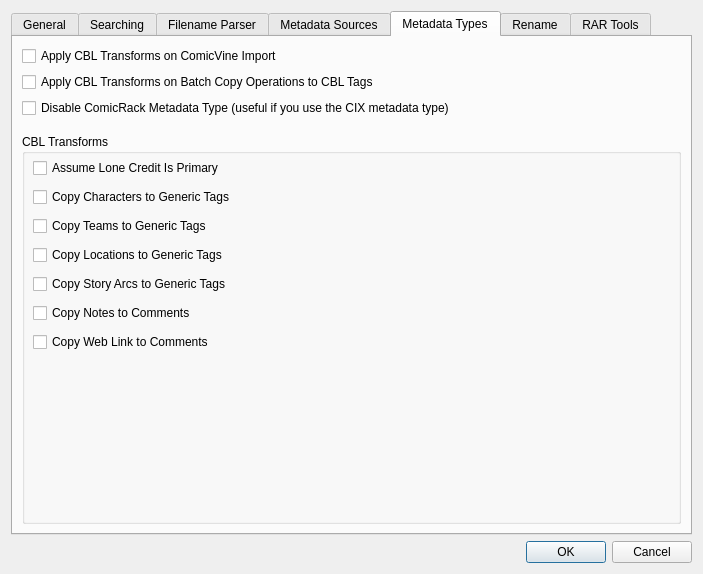
This is comictaggerlib/ui/settingswindow.ui in comictagger/comictagger as Qt 5 draws it before an edit. The edited form follows.
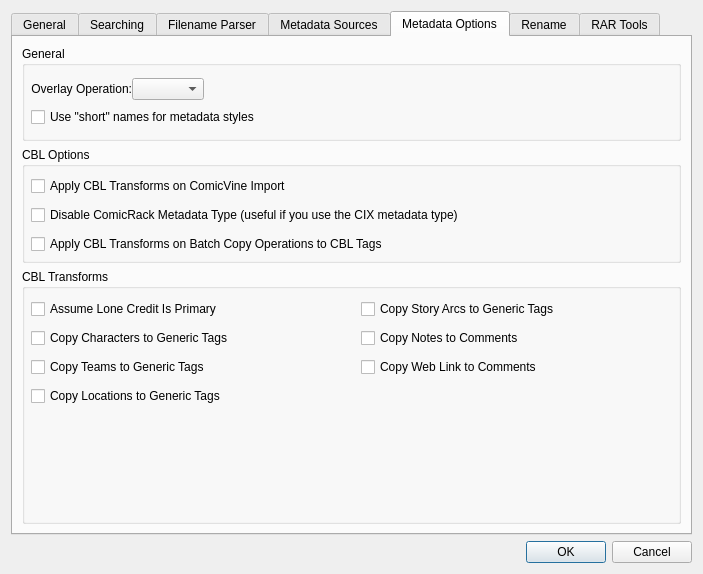
This is the edited form. The open tabs and pages were chosen to show the change.

```diff
--- a/comictaggerlib/ui/settingswindow.ui
+++ b/comictaggerlib/ui/settingswindow.ui
@@ -28,7 +28,7 @@
         </sizepolicy>
        </property>
        <property name="currentIndex">
-        <number>0</number>
+        <number>4</number>
        </property>
        <widget class="QWidget" name="tGeneral">
         <attribute name="title">
@@ -48,43 +48,7 @@
               </property>
              </widget>
             </item>
-            <item row="1" column="0">
-             <widget class="QCheckBox" name="cbxShortMetadataNames">
-              <property name="toolTip">
-               <string>Use the short name for the metadata styles (CBI, CR, etc.)</string>
-              </property>
-              <property name="text">
-               <string>Use &quot;short&quot; names for metadata styles</string>
-              </property>
-             </widget>
-            </item>
-            <item row="3" column="0">
-             <widget class="QPushButton" name="btnResetSettings">
-              <property name="sizePolicy">
-               <sizepolicy hsizetype="Maximum" vsizetype="Fixed">
-                <horstretch>0</horstretch>
-                <verstretch>0</verstretch>
-               </sizepolicy>
-              </property>
-              <property name="text">
-               <string>Default Settings</string>
-              </property>
-             </widget>
-            </item>
-            <item row="4" column="0">
-             <widget class="QPushButton" name="btnClearCache">
-              <property name="sizePolicy">
-               <sizepolicy hsizetype="Maximum" vsizetype="Fixed">
-                <horstretch>0</horstretch>
-                <verstretch>0</verstretch>
-               </sizepolicy>
-              </property>
-              <property name="text">
-               <string>Clear Cache</string>
-              </property>
-             </widget>
-            </item>
-            <item row="3" column="1">
+            <item row="2" column="1">
              <widget class="QLabel" name="lblDefaultSettings">
               <property name="sizePolicy">
                <sizepolicy hsizetype="Expanding" vsizetype="Expanding">
@@ -103,7 +67,7 @@
               </property>
              </widget>
             </item>
-            <item row="4" column="1">
+            <item row="3" column="1">
              <widget class="QLabel" name="label_2">
               <property name="sizePolicy">
                <sizepolicy hsizetype="Expanding" vsizetype="Expanding">
@@ -122,13 +86,39 @@
               </property>
              </widget>
             </item>
-            <item row="2" column="0">
+            <item row="1" column="0">
              <widget class="QCheckBox" name="cbxPromptOnSave">
               <property name="text">
                <string>Prompts the user to confirm saving tags</string>
               </property>
              </widget>
             </item>
+            <item row="2" column="0">
+             <widget class="QPushButton" name="btnResetSettings">
+              <property name="sizePolicy">
+               <sizepolicy hsizetype="Maximum" vsizetype="Fixed">
+                <horstretch>0</horstretch>
+                <verstretch>0</verstretch>
+               </sizepolicy>
+              </property>
+              <property name="text">
+               <string>Default Settings</string>
+              </property>
+             </widget>
+            </item>
+            <item row="3" column="0">
+             <widget class="QPushButton" name="btnClearCache">
+              <property name="sizePolicy">
+               <sizepolicy hsizetype="Maximum" vsizetype="Fixed">
+                <horstretch>0</horstretch>
+                <verstretch>0</verstretch>
+               </sizepolicy>
+              </property>
+              <property name="text">
+               <string>Clear Cache</string>
+              </property>
+             </widget>
+            </item>
            </layout>
           </widget>
          </item>
@@ -429,17 +419,10 @@
        </widget>
        <widget class="QWidget" name="tMDType">
         <attribute name="title">
-         <string>Metadata Types</string>
+         <string>Metadata Options</string>
         </attribute>
         <layout class="QGridLayout" name="gridLayout_6">
-         <item row="1" column="0">
-          <widget class="QCheckBox" name="cbxApplyCBLTransformOnBatchOperation">
-           <property name="text">
-            <string>Apply CBL Transforms on Batch Copy Operations to CBL Tags</string>
-           </property>
-          </widget>
-         </item>
-         <item row="4" column="0">
+         <item row="5" column="0">
           <widget class="QGroupBox" name="groupBox">
            <property name="sizePolicy">
             <sizepolicy hsizetype="Preferred" vsizetype="MinimumExpanding">
@@ -453,20 +436,22 @@
            <widget class="QWidget" name="layoutWidget">
             <property name="geometry">
              <rect>
-              <x>11</x>
+              <x>7</x>
               <y>21</y>
-              <width>251</width>
-              <height>206</height>
+              <width>655</width>
+              <height>121</height>
              </rect>
             </property>
             <layout class="QGridLayout" name="gridLayout_7">
-             <item row="3" column="0">
-              <widget class="QCheckBox" name="cbxCopyLocationsToTags">
-               <property name="text">
-                <string>Copy Locations to Generic Tags</string>
-               </property>
-              </widget>
-             </item>
+             <property name="leftMargin">
+              <number>2</number>
+             </property>
+             <property name="topMargin">
+              <number>6</number>
+             </property>
+             <property name="verticalSpacing">
+              <number>6</number>
+             </property>
              <item row="0" column="0">
               <widget class="QCheckBox" name="cbxAssumeLoneCreditIsPrimary">
                <property name="text">
@@ -474,13 +459,6 @@
                </property>
               </widget>
              </item>
-             <item row="1" column="0">
-              <widget class="QCheckBox" name="cbxCopyCharactersToTags">
-               <property name="text">
-                <string>Copy Characters to Generic Tags</string>
-               </property>
-              </widget>
-             </item>
              <item row="2" column="0">
               <widget class="QCheckBox" name="cbxCopyTeamsToTags">
                <property name="text">
@@ -488,59 +466,215 @@
                </property>
               </widget>
              </item>
-             <item row="5" column="0">
+             <item row="3" column="0">
+              <widget class="QCheckBox" name="cbxCopyLocationsToTags">
+               <property name="text">
+                <string>Copy Locations to Generic Tags</string>
+               </property>
+              </widget>
+             </item>
+             <item row="1" column="0">
+              <widget class="QCheckBox" name="cbxCopyCharactersToTags">
+               <property name="text">
+                <string>Copy Characters to Generic Tags</string>
+               </property>
+              </widget>
+             </item>
+             <item row="0" column="1">
+              <widget class="QCheckBox" name="cbxCopyStoryArcsToTags">
+               <property name="text">
+                <string>Copy Story Arcs to Generic Tags</string>
+               </property>
+              </widget>
+             </item>
+             <item row="1" column="1">
               <widget class="QCheckBox" name="cbxCopyNotesToComments">
                <property name="text">
                 <string>Copy Notes to Comments</string>
                </property>
               </widget>
              </item>
-             <item row="6" column="0">
+             <item row="2" column="1">
               <widget class="QCheckBox" name="cbxCopyWebLinkToComments">
                <property name="text">
                 <string>Copy Web Link to Comments</string>
                </property>
               </widget>
              </item>
-             <item row="4" column="0">
-              <widget class="QCheckBox" name="cbxCopyStoryArcsToTags">
+            </layout>
+           </widget>
+          </widget>
+         </item>
+         <item row="0" column="0" rowspan="3">
+          <widget class="QGroupBox" name="groupBox_5">
+           <property name="sizePolicy">
+            <sizepolicy hsizetype="Preferred" vsizetype="Preferred">
+             <horstretch>0</horstretch>
+             <verstretch>0</verstretch>
+            </sizepolicy>
+           </property>
+           <property name="minimumSize">
+            <size>
+             <width>0</width>
+             <height>95</height>
+            </size>
+           </property>
+           <property name="title">
+            <string>General</string>
+           </property>
+           <widget class="QWidget" name="gridLayoutWidget">
+            <property name="geometry">
+             <rect>
+              <x>9</x>
+              <y>19</y>
+              <width>704</width>
+              <height>71</height>
+             </rect>
+            </property>
+            <layout class="QGridLayout" name="gridLayout_8" rowstretch="0,0,0" columnstretch="0,0,0,0">
+             <property name="sizeConstraint">
+              <enum>QLayout::SetDefaultConstraint</enum>
+             </property>
+             <property name="leftMargin">
+              <number>0</number>
+             </property>
+             <property name="topMargin">
+              <number>6</number>
+             </property>
+             <property name="spacing">
+              <number>0</number>
+             </property>
+             <item row="1" column="1">
+              <widget class="QLabel" name="lblOverlayStyle">
+               <property name="toolTip">
+                <string>The operation to perform when overlaying new source information onto the current</string>
+               </property>
                <property name="text">
-                <string>Copy Story Arcs to Generic Tags</string>
+                <string>Overlay Operation:</string>
                </property>
+               <property name="alignment">
+                <set>Qt::AlignRight|Qt::AlignTrailing|Qt::AlignVCenter</set>
+               </property>
+               <property name="margin">
+                <number>6</number>
+               </property>
               </widget>
              </item>
+             <item row="1" column="2">
+              <widget class="QComboBox" name="cbxOverlayStyle">
+               <property name="sizePolicy">
+                <sizepolicy hsizetype="Preferred" vsizetype="Fixed">
+                 <horstretch>0</horstretch>
+                 <verstretch>0</verstretch>
+                </sizepolicy>
+               </property>
+               <property name="maximumSize">
+                <size>
+                 <width>16777215</width>
+                 <height>16777215</height>
+                </size>
+               </property>
+               <property name="toolTip">
+                <string>Overlay - When the new source metadata has non-empty values, overwrite the current metadata
+
+Add Missing - Any values that are empty in the current metadata that are in the new source metadata, add those values
+
+Combine - Combine lists and use the new (non-empty) source metadata for all other values</string>
+               </property>
+              </widget>
+             </item>
+             <item row="1" column="3">
+              <spacer name="horizontalSpacer">
+               <property name="orientation">
+                <enum>Qt::Horizontal</enum>
+               </property>
+               <property name="sizeType">
+                <enum>QSizePolicy::MinimumExpanding</enum>
+               </property>
+               <property name="sizeHint" stdset="0">
+                <size>
+                 <width>300</width>
+                 <height>0</height>
+                </size>
+               </property>
+              </spacer>
+             </item>
+             <item row="2" column="1" colspan="3">
+              <widget class="QCheckBox" name="cbxShortMetadataNames">
+               <property name="sizePolicy">
+                <sizepolicy hsizetype="Minimum" vsizetype="Fixed">
+                 <horstretch>0</horstretch>
+                 <verstretch>0</verstretch>
+                </sizepolicy>
+               </property>
+               <property name="toolTip">
+                <string>Use the short name for the metadata styles (CBI, CR, etc.)</string>
+               </property>
+               <property name="text">
+                <string>Use &quot;short&quot; names for metadata styles</string>
+               </property>
+              </widget>
+             </item>
             </layout>
            </widget>
           </widget>
          </item>
-         <item row="3" column="0">
-          <spacer name="verticalSpacer_2">
-           <property name="orientation">
-            <enum>Qt::Vertical</enum>
+         <item row="3" column="0" rowspan="2">
+          <widget class="QGroupBox" name="groupBox_4">
+           <property name="sizePolicy">
+            <sizepolicy hsizetype="Preferred" vsizetype="Preferred">
+             <horstretch>0</horstretch>
+             <verstretch>0</verstretch>
+            </sizepolicy>
            </property>
-           <property name="sizeType">
-            <enum>QSizePolicy::Fixed</enum>
-           </property>
-           <property name="sizeHint" stdset="0">
+           <property name="minimumSize">
             <size>
-             <width>20</width>
-             <height>10</height>
+             <width>0</width>
+             <height>116</height>
             </size>
            </property>
-          </spacer>
-         </item>
-         <item row="0" column="0">
-          <widget class="QCheckBox" name="cbxApplyCBLTransformOnCVIMport">
-           <property name="text">
-            <string>Apply CBL Transforms on ComicVine Import</string>
+           <property name="title">
+            <string>CBL Options</string>
            </property>
-          </widget>
-         </item>
-         <item row="2" column="0">
-          <widget class="QCheckBox" name="cbxDisableCR">
-           <property name="text">
-            <string>Disable ComicRack Metadata Type (useful if you use the CIX metadata type)</string>
-           </property>
+           <widget class="QWidget" name="verticalLayoutWidget">
+            <property name="geometry">
+             <rect>
+              <x>9</x>
+              <y>20</y>
+              <width>651</width>
+              <height>93</height>
+             </rect>
+            </property>
+            <layout class="QVBoxLayout" name="verticalLayout_3">
+             <property name="topMargin">
+              <number>6</number>
+             </property>
+             <property name="bottomMargin">
+              <number>3</number>
+             </property>
+             <item>
+              <widget class="QCheckBox" name="cbxApplyCBLTransformOnCVIMport">
+               <property name="text">
+                <string>Apply CBL Transforms on ComicVine Import</string>
+               </property>
+              </widget>
+             </item>
+             <item>
+              <widget class="QCheckBox" name="cbxDisableCR">
+               <property name="text">
+                <string>Disable ComicRack Metadata Type (useful if you use the CIX metadata type)</string>
+               </property>
+              </widget>
+             </item>
+             <item>
+              <widget class="QCheckBox" name="cbxApplyCBLTransformOnBatchOperation">
+               <property name="text">
+                <string>Apply CBL Transforms on Batch Copy Operations to CBL Tags</string>
+               </property>
+              </widget>
+             </item>
+            </layout>
+           </widget>
           </widget>
          </item>
         </layout>
```
